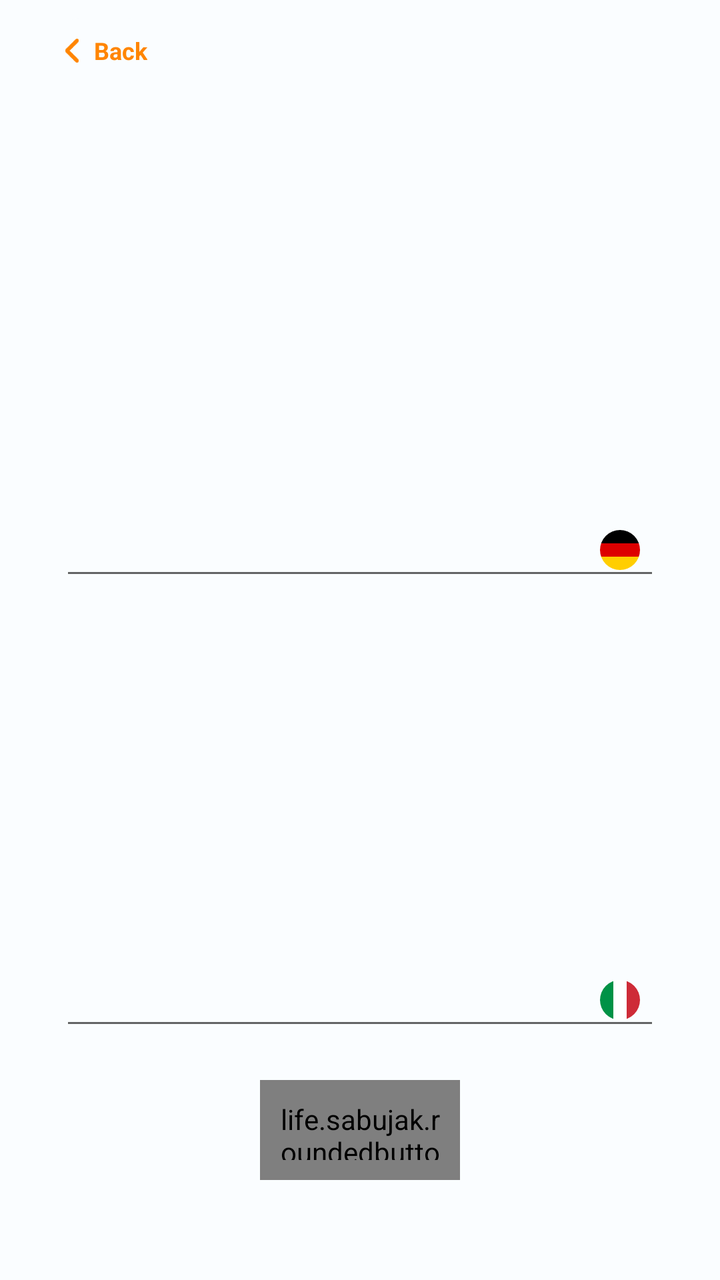
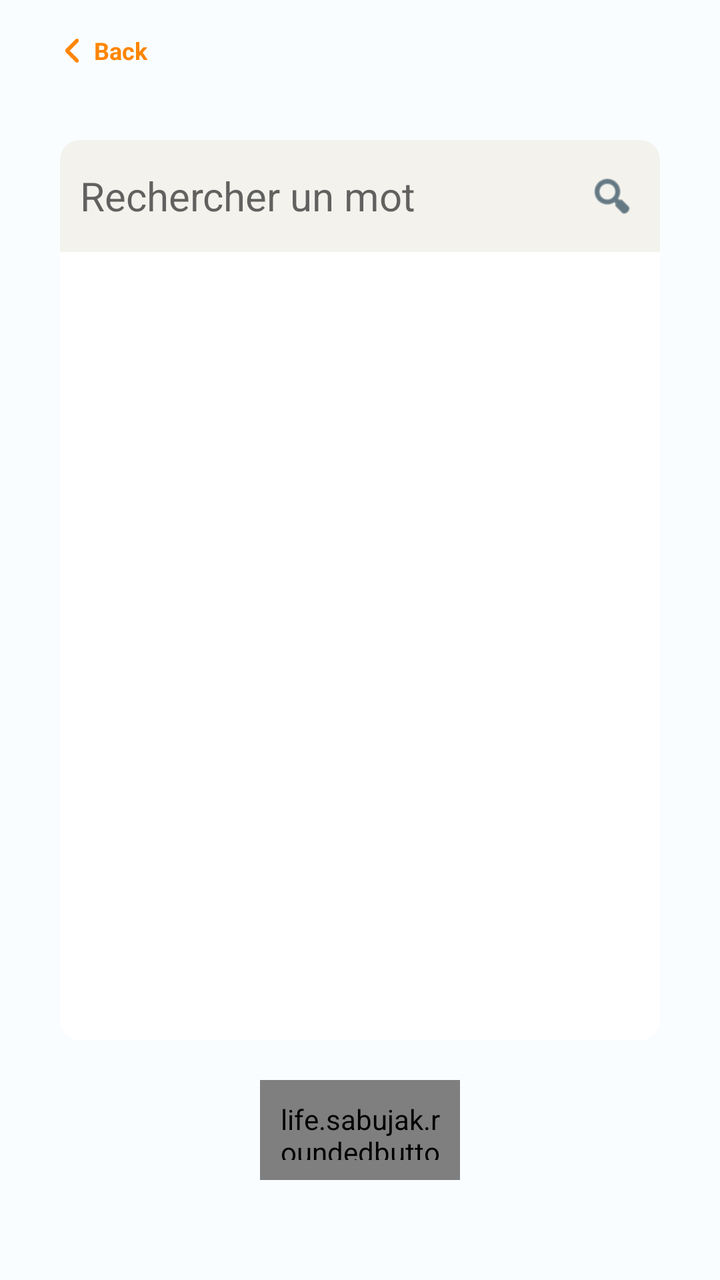

Screens rendered from an Android XML layout before and after an edit, with the pre-edit source and the edit as a unified diff.
<!-- AndroidManifest.xml: application theme Theme.Vocavox -->
<!-- res/layout/activity_translation.xml -->
<?xml version="1.0" encoding="utf-8"?>
<androidx.constraintlayout.widget.ConstraintLayout xmlns:android="http://schemas.android.com/apk/res/android"
    xmlns:app="http://schemas.android.com/apk/res-auto"
    xmlns:tools="http://schemas.android.com/tools"
    android:layout_width="match_parent"
    android:layout_height="match_parent"
    android:background="@color/back_ground"
    tools:context=".ActivityNewCard">

    <androidx.constraintlayout.widget.ConstraintLayout
        android:id="@+id/header_layout"
        android:layout_width="0dp"
        android:layout_height="@dimen/header_height"
        android:layout_marginHorizontal="0dp"
        android:background="@drawable/bg_header"
        app:layout_constraintEnd_toEndOf="parent"
        app:layout_constraintStart_toStartOf="parent"
        app:layout_constraintTop_toTopOf="parent">

        <androidx.constraintlayout.widget.ConstraintLayout
            android:id="@+id/back_layout"
            android:layout_width="wrap_content"
            android:layout_height="wrap_content"
            android:layout_marginStart="30dp"
            android:background="@drawable/selector_back_layout"
            android:paddingVertical="8dp"
            app:layout_constraintBottom_toBottomOf="parent"
            app:layout_constraintStart_toStartOf="parent"
            app:layout_constraintTop_toTopOf="parent">

            <ImageView
                android:id="@+id/back_arrow"
                android:layout_width="12dp"
                android:layout_height="12dp"
                android:rotation="180"
                app:layout_constraintBottom_toBottomOf="parent"
                app:layout_constraintStart_toStartOf="parent"
                app:layout_constraintTop_toTopOf="parent"
                app:srcCompat="@drawable/ic_chevron_back" />

            <TextView
                android:layout_width="wrap_content"
                android:layout_height="wrap_content"
                android:layout_marginStart="5dp"
                android:gravity="center"
                android:text="@string/button_back_str"
                android:textColor="@color/header_back"
                android:textSize="@dimen/back_text"
                android:textStyle="bold"
                app:layout_constraintBottom_toBottomOf="parent"
                app:layout_constraintStart_toEndOf="@+id/back_arrow"
                app:layout_constraintTop_toTopOf="parent" />

        </androidx.constraintlayout.widget.ConstraintLayout>
    </androidx.constraintlayout.widget.ConstraintLayout>

    <androidx.appcompat.widget.LinearLayoutCompat
        android:layout_width="match_parent"
        android:layout_height="0dp"
        android:orientation="vertical"
        android:layout_marginHorizontal="@dimen/body_horizontal_margin"
        android:layout_marginBottom="@dimen/body_bottom_margin"
        android:layout_marginTop="20dp"
        app:layout_constraintBottom_toBottomOf="parent"
        app:layout_constraintEnd_toEndOf="parent"
        app:layout_constraintStart_toStartOf="parent"
        app:layout_constraintTop_toBottomOf="@+id/header_layout">

        <androidx.constraintlayout.widget.ConstraintLayout
            android:layout_width="match_parent"
            android:layout_height="match_parent"
            android:layout_weight="4">











            <EditText
                android:id="@+id/item1_text"
                android:layout_width="match_parent"
                android:layout_height="match_parent"
                android:ems="10"
                android:gravity="top|left"
                android:inputType="textMultiLine|textImeMultiLine"
                android:paddingStart="10dp"
                android:paddingTop="10dp"
                android:paddingEnd="40dp"
                android:paddingBottom="10dp"
                android:textColor="@color/navy1"
                android:textCursorDrawable="@color/navy1"
                android:textSize="@dimen/titles"
                app:layout_constraintEnd_toEndOf="parent"
                app:layout_constraintHorizontal_bias="0.0"
                app:layout_constraintStart_toStartOf="@+id/left_guideline"
                app:layout_constraintTop_toTopOf="@+id/top_guideline"
                tools:ignore="MissingConstraints" />

            <com.google.android.material.imageview.ShapeableImageView
                android:id="@+id/userLanguageFlag"
                android:layout_width="20dp"
                android:layout_height="20dp"
                android:layout_marginEnd="10dp"
                android:layout_marginBottom="10dp"
                app:layout_constraintBottom_toBottomOf="parent"
                app:layout_constraintEnd_toEndOf="parent"
                app:layout_constraintTop_toTopOf="@+id/top_guideline"
                app:srcCompat="@drawable/flag_ic_de"
                tools:ignore="VectorDrawableCompat"
                app:shapeAppearanceOverlay="@style/Circular" />
        </androidx.constraintlayout.widget.ConstraintLayout>

        <androidx.constraintlayout.widget.ConstraintLayout
            android:layout_width="match_parent"
            android:layout_height="match_parent"
            android:layout_weight="4"
            app:layout_constraintEnd_toEndOf="parent"
            app:layout_constraintStart_toStartOf="parent">

            <EditText
                android:id="@+id/item2_text"
                android:layout_width="match_parent"
                android:layout_height="match_parent"
                android:inputType="textMultiLine|textImeMultiLine"
                android:ems="10"
                android:gravity="top|left"
                android:paddingStart="10dp"
                android:paddingTop="10dp"
                android:paddingEnd="40dp"
                android:paddingBottom="10dp"
                android:textColor="@color/navy1"
                android:textCursorDrawable="@color/navy1"
                android:textSize="@dimen/titles"
                app:layout_constraintEnd_toStartOf="@+id/right_guideline"
                app:layout_constraintStart_toStartOf="@+id/left_guideline"
                tools:ignore="MissingConstraints" />

            <com.google.android.material.imageview.ShapeableImageView
                android:id="@+id/targetLanguageFlag"
                android:layout_width="20dp"
                android:layout_height="20dp"
                android:layout_marginEnd="10dp"
                android:layout_marginBottom="10dp"
                app:layout_constraintBottom_toBottomOf="parent"
                app:layout_constraintEnd_toEndOf="parent"
                app:srcCompat="@drawable/flag_ic_it"
                tools:ignore="VectorDrawableCompat"
                app:shapeAppearanceOverlay="@style/Circular" />










        </androidx.constraintlayout.widget.ConstraintLayout>

        <androidx.constraintlayout.widget.ConstraintLayout
            android:layout_width="match_parent"
            android:layout_height="wrap_content"
            android:paddingVertical="20dp"
            android:layout_weight="0">

            <life.sabujak.roundedbutton.RoundedButton
                android:id="@+id/ok_button"
                android:layout_width="@dimen/button_std_width"
                android:layout_height="@dimen/button_std_height"
                android:gravity="center"
                android:padding="10dp"
                android:text="OK"
                android:textAllCaps="true"
                android:textColor="#ffffff"
                android:textSize="@dimen/button_std_text_size"
                android:textStyle="bold"
                app:buttonCornerRadius="10dp"
                app:buttonColor="@color/button_std_bg"
                app:layout_constraintBottom_toBottomOf="parent"
                app:layout_constraintEnd_toEndOf="parent"
                app:layout_constraintStart_toStartOf="parent"
                app:layout_constraintTop_toTopOf="parent" />

        </androidx.constraintlayout.widget.ConstraintLayout>

        </androidx.appcompat.widget.LinearLayoutCompat>















































</androidx.constraintlayout.widget.ConstraintLayout>
<!-- resources referenced by this layout -->
<resources>
  <color name="back_ground">#FAFDFF</color>
  <color name="button_std_bg">@color/main_orange2</color>
  <color name="header_back">@color/main_orange1</color>
  <color name="navy1">#06283D</color>
  <dimen name="back_text">@dimen/XS</dimen>
  <dimen name="body_bottom_margin">30dp</dimen>
  <dimen name="body_horizontal_margin">30dp</dimen>
  <dimen name="button_std_height">50dp</dimen>
  <dimen name="button_std_text_size">@dimen/N</dimen>
  <dimen name="button_std_width">100dp</dimen>
  <dimen name="header_height">50dp</dimen>
  <dimen name="titles">@dimen/XL</dimen>
  <!-- drawable bg_header (drawable) -->
  <shape xmlns:android="http://schemas.android.com/apk/res/android"
      android:shape="rectangle">
      <corners
          android:bottomLeftRadius="10dp"
          android:bottomRightRadius="10dp"
          />
  
  
  
  
  </shape>
  <!-- drawable flag_ic_de (drawable) -->
  <vector xmlns:android="http://schemas.android.com/apk/res/android"
      android:width="50dp"
      android:height="50dp"
      android:viewportWidth="512"
      android:viewportHeight="512">
    <path
        android:pathData="M0,341.3h512V512H0z"
        android:fillColor="#ffce00"/>
    <path
        android:fillColor="#FF000000"
        android:pathData="M0,0h512v170.7H0z"/>
    <path
        android:pathData="M0,170.7h512v170.6H0z"
        android:fillColor="#d00"/>
  </vector>
  <!-- drawable flag_ic_it (drawable) -->
  <vector xmlns:android="http://schemas.android.com/apk/res/android"
      android:width="50dp"
      android:height="50dp"
      android:viewportWidth="512"
      android:viewportHeight="512">
    <path
        android:pathData="M0,0h512v512H0z"
        android:fillColor="#fff"/>
    <path
        android:pathData="M0,0h170.7v512H0z"
        android:fillColor="#009246"/>
    <path
        android:pathData="M341.3,0H512v512H341.3z"
        android:fillColor="#ce2b37"/>
  </vector>
  <!-- drawable ic_chevron_back (drawable) -->
  <vector xmlns:android="http://schemas.android.com/apk/res/android"
      android:width="298dp"
      android:height="512dp"
      android:viewportWidth="298"
      android:viewportHeight="511.93">
    <path
        android:fillColor="@color/header_back"
        android:pathData="M70.77,499.85c-16.24,16.17 -42.53,16.09 -58.69,-0.15 -16.17,-16.25 -16.09,-42.54 0.15,-58.7l185.5,-185.03L12.23,70.93c-16.24,-16.16 -16.32,-42.45 -0.15,-58.7 16.16,-16.24 42.45,-16.32 58.69,-0.15l215.15,214.61c16.17,16.25 16.09,42.54 -0.15,58.7l-215,214.46z"
        android:fillType="nonZero"/>
  </vector>
  <!-- drawable selector_back_layout (drawable) -->
  <selector xmlns:android="http://schemas.android.com/apk/res/android">
      <item android:state_pressed="true">
          <shape xmlns:android="http://schemas.android.com/apk/res/android"
              android:shape="rectangle">
              <corners android:radius="10dp" />
              <solid android:color="@color/grey4"></solid>
          </shape>
      </item>
  
      <item>
          <shape xmlns:android="http://schemas.android.com/apk/res/android"
              android:shape="rectangle">
              <corners android:radius="10dp" />
              <solid android:color="@color/header_bg"></solid>
          </shape>
      </item>
  </selector>
  <string name="button_back_str">Back</string>
  <style name="Circular">
          <item name="cornerSize">50%</item>
      </style>
  <color name="main_orange2">#ff9100</color>
  <color name="main_orange1">#ff8500</color>
  <dimen name="XS">12sp</dimen>
  <dimen name="N">14sp</dimen>
  <dimen name="XL">20sp</dimen>
  <color name="grey4">#BABABA</color>
  <color name="header_bg">@color/back_ground</color>
  <color name="main_orange3">#ff9e00</color>
  <color name="white">#FFFFFFFF</color>
  <color name="sec_blue1">#0077b6</color>
  <color name="sec_blue3">#00b4d8</color>
  <!-- unchanged entries left out for length: 1 -->
</resources>

<!-- the commit's change to res/layout/activity_translation.xml (unified diff, before → after) -->
@@ -5,7 +5,7 @@
     android:layout_width="match_parent"
     android:layout_height="match_parent"
     android:background="@color/back_ground"
-    tools:context=".ActivityNewCard">
+    tools:context=".ActivityTranslation">
 
     <androidx.constraintlayout.widget.ConstraintLayout
         android:id="@+id/header_layout"
@@ -57,117 +57,100 @@
     <androidx.appcompat.widget.LinearLayoutCompat
         android:layout_width="match_parent"
         android:layout_height="0dp"
+        android:layout_marginHorizontal="@dimen/body_horizontal_margin"
+        android:layout_marginTop="20dp"
+        android:layout_marginBottom="@dimen/body_bottom_margin"
         android:orientation="vertical"
-        android:layout_marginHorizontal="@dimen/body_horizontal_margin"
-        android:layout_marginBottom="@dimen/body_bottom_margin"
-        android:layout_marginTop="20dp"
         app:layout_constraintBottom_toBottomOf="parent"
         app:layout_constraintEnd_toEndOf="parent"
         app:layout_constraintStart_toStartOf="parent"
         app:layout_constraintTop_toBottomOf="@+id/header_layout">
 
+        
         <androidx.constraintlayout.widget.ConstraintLayout
             android:layout_width="match_parent"
-            android:layout_height="match_parent"
-            android:layout_weight="4">
-
-
-
-
-
-
-
-
-
-
+            android:layout_height="wrap_content">
 
             <EditText
                 android:id="@+id/item1_text"
-                android:layout_width="match_parent"
-                android:layout_height="match_parent"
-                android:ems="10"
-                android:gravity="top|left"
-                android:inputType="textMultiLine|textImeMultiLine"
+                android:layout_width="0dp"
+                android:layout_height="wrap_content"
+                android:background="@drawable/bg_translation_edit_text_on_touch_top"
+                android:hint="@string/hint_search_word"
+                android:imeOptions="actionSearch"
+                android:inputType="text"
+                android:maxLines="1"
+                android:minHeight="56dp"
                 android:paddingStart="10dp"
                 android:paddingTop="10dp"
-                android:paddingEnd="40dp"
+                android:paddingEnd="48dp"
                 android:paddingBottom="10dp"
                 android:textColor="@color/navy1"
                 android:textCursorDrawable="@color/navy1"
                 android:textSize="@dimen/titles"
-                app:layout_constraintEnd_toEndOf="parent"
-                app:layout_constraintHorizontal_bias="0.0"
-                app:layout_constraintStart_toStartOf="@+id/left_guideline"
-                app:layout_constraintTop_toTopOf="@+id/top_guideline"
-                tools:ignore="MissingConstraints" />
-
-            <com.google.android.material.imageview.ShapeableImageView
-                android:id="@+id/userLanguageFlag"
-                android:layout_width="20dp"
-                android:layout_height="20dp"
-                android:layout_marginEnd="10dp"
-                android:layout_marginBottom="10dp"
                 app:layout_constraintBottom_toBottomOf="parent"
                 app:layout_constraintEnd_toEndOf="parent"
-                app:layout_constraintTop_toTopOf="@+id/top_guideline"
-                app:srcCompat="@drawable/flag_ic_de"
-                tools:ignore="VectorDrawableCompat"
-                app:shapeAppearanceOverlay="@style/Circular" />
+                app:layout_constraintStart_toStartOf="parent"
+                app:layout_constraintTop_toTopOf="parent" />
+
+            
+            <ImageView
+                android:id="@+id/search_button"
+                android:layout_width="40dp"
+                android:layout_height="40dp"
+                android:layout_marginEnd="4dp"
+                android:background="?attr/selectableItemBackgroundBorderless"
+                android:contentDescription="@string/content_desc_search"
+                android:padding="8dp"
+                android:src="@android:drawable/ic_menu_search"
+                app:layout_constraintBottom_toBottomOf="@id/item1_text"
+                app:layout_constraintEnd_toEndOf="@id/item1_text"
+                app:layout_constraintTop_toTopOf="@id/item1_text"
+                app:tint="@color/navy1" />
         </androidx.constraintlayout.widget.ConstraintLayout>
 
+        
         <androidx.constraintlayout.widget.ConstraintLayout
             android:layout_width="match_parent"
-            android:layout_height="match_parent"
-            android:layout_weight="4"
-            app:layout_constraintEnd_toEndOf="parent"
-            app:layout_constraintStart_toStartOf="parent">
+            android:layout_height="0dp"
+            android:layout_weight="1">
 
-            <EditText
-                android:id="@+id/item2_text"
-                android:layout_width="match_parent"
-                android:layout_height="match_parent"
-                android:inputType="textMultiLine|textImeMultiLine"
-                android:ems="10"
-                android:gravity="top|left"
-                android:paddingStart="10dp"
-                android:paddingTop="10dp"
-                android:paddingEnd="40dp"
-                android:paddingBottom="10dp"
-                android:textColor="@color/navy1"
-                android:textCursorDrawable="@color/navy1"
-                android:textSize="@dimen/titles"
-                app:layout_constraintEnd_toStartOf="@+id/right_guideline"
-                app:layout_constraintStart_toStartOf="@+id/left_guideline"
-                tools:ignore="MissingConstraints" />
-
-            <com.google.android.material.imageview.ShapeableImageView
-                android:id="@+id/targetLanguageFlag"
-                android:layout_width="20dp"
-                android:layout_height="20dp"
-                android:layout_marginEnd="10dp"
-                android:layout_marginBottom="10dp"
+            <ScrollView
+                android:layout_width="0dp"
+                android:layout_height="0dp"
+                android:background="@drawable/bg_translation_edit_text_bottom"
+                android:fillViewport="true"
                 app:layout_constraintBottom_toBottomOf="parent"
                 app:layout_constraintEnd_toEndOf="parent"
-                app:srcCompat="@drawable/flag_ic_it"
-                tools:ignore="VectorDrawableCompat"
-                app:shapeAppearanceOverlay="@style/Circular" />
+                app:layout_constraintStart_toStartOf="parent"
+                app:layout_constraintTop_toTopOf="parent">
 
+                <TextView
+                    android:id="@+id/item2_text"
+                    android:layout_width="match_parent"
+                    android:layout_height="wrap_content"
+                    android:padding="10dp"
+                    android:textColor="@color/navy1"
+                    android:textIsSelectable="true"
+                    android:textSize="@dimen/titles" />
+            </ScrollView>
 
-
-
-
-
-
-
-
-
+            <ProgressBar
+                android:id="@+id/search_progress"
+                android:layout_width="wrap_content"
+                android:layout_height="wrap_content"
+                android:indeterminate="true"
+                android:visibility="gone"
+                app:layout_constraintBottom_toBottomOf="parent"
+                app:layout_constraintEnd_toEndOf="parent"
+                app:layout_constraintStart_toStartOf="parent"
+                app:layout_constraintTop_toTopOf="parent" />
         </androidx.constraintlayout.widget.ConstraintLayout>
 
         <androidx.constraintlayout.widget.ConstraintLayout
             android:layout_width="match_parent"
             android:layout_height="wrap_content"
-            android:paddingVertical="20dp"
-            android:layout_weight="0">
+            android:paddingVertical="20dp">
 
             <life.sabujak.roundedbutton.RoundedButton
                 android:id="@+id/ok_button"
@@ -180,8 +163,8 @@
                 android:textColor="#ffffff"
                 android:textSize="@dimen/button_std_text_size"
                 android:textStyle="bold"
+                app:buttonColor="@color/button_std_bg"
                 app:buttonCornerRadius="10dp"
-                app:buttonColor="@color/button_std_bg"
                 app:layout_constraintBottom_toBottomOf="parent"
                 app:layout_constraintEnd_toEndOf="parent"
                 app:layout_constraintStart_toStartOf="parent"
@@ -189,52 +172,6 @@
 
         </androidx.constraintlayout.widget.ConstraintLayout>
 
-        </androidx.appcompat.widget.LinearLayoutCompat>
-
-
-
-
-
-
-
-
-
-
-
-
-
-
-
-
-
-
-
-
-
-
-
-
-
-
-
-
-
-
-
-
-
-
-
-
-
-
-
-
-
-
-
-
-
-
+    </androidx.appcompat.widget.LinearLayoutCompat>
 
 </androidx.constraintlayout.widget.ConstraintLayout>
<!-- resource entries referenced after the edit -->
@@ -24,38 +24,38 @@
   
   
   </shape>
-  <!-- drawable flag_ic_de (drawable) -->
-  <vector xmlns:android="http://schemas.android.com/apk/res/android"
-      android:width="50dp"
-      android:height="50dp"
-      android:viewportWidth="512"
-      android:viewportHeight="512">
-    <path
-        android:pathData="M0,341.3h512V512H0z"
-        android:fillColor="#ffce00"/>
-    <path
-        android:fillColor="#FF000000"
-        android:pathData="M0,0h512v170.7H0z"/>
-    <path
-        android:pathData="M0,170.7h512v170.6H0z"
-        android:fillColor="#d00"/>
-  </vector>
-  <!-- drawable flag_ic_it (drawable) -->
-  <vector xmlns:android="http://schemas.android.com/apk/res/android"
-      android:width="50dp"
-      android:height="50dp"
-      android:viewportWidth="512"
-      android:viewportHeight="512">
-    <path
-        android:pathData="M0,0h512v512H0z"
-        android:fillColor="#fff"/>
-    <path
-        android:pathData="M0,0h170.7v512H0z"
-        android:fillColor="#009246"/>
-    <path
-        android:pathData="M341.3,0H512v512H341.3z"
-        android:fillColor="#ce2b37"/>
-  </vector>
+  <!-- drawable bg_translation_edit_text_bottom (drawable) -->
+  <shape xmlns:android="http://schemas.android.com/apk/res/android"
+      android:shape="rectangle">
+      <corners
+          android:bottomLeftRadius="10dp"
+          android:bottomRightRadius="10dp"
+          />
+  
+      <stroke
+          android:width="0dp"
+          android:color="#BABABA" />
+  
+      <solid
+          android:color="@color/white" />
+  
+  </shape>
+  <!-- drawable bg_translation_edit_text_on_touch_top (drawable) -->
+  <shape xmlns:android="http://schemas.android.com/apk/res/android"
+      android:shape="rectangle">
+      <corners
+          android:topLeftRadius="10dp"
+          android:topRightRadius="10dp"
+          />
+  
+      <stroke
+          android:width="0dp"
+          android:color="#BABABA" />
+  
+      <solid
+          android:color="@color/back_ground2" />
+  
+  </shape>
   <!-- drawable ic_chevron_back (drawable) -->
   <vector xmlns:android="http://schemas.android.com/apk/res/android"
       android:width="298dp"
@@ -86,9 +86,8 @@
       </item>
   </selector>
   <string name="button_back_str">Back</string>
-  <style name="Circular">
-          <item name="cornerSize">50%</item>
-      </style>
+  <string name="content_desc_search" translatable="false">Rechercher</string>
+  <string name="hint_search_word" translatable="false">Rechercher un mot</string>
   <color name="main_orange2">#ff9100</color>
   <color name="main_orange1">#ff8500</color>
   <dimen name="XS">12sp</dimen>
@@ -98,6 +97,7 @@
   <color name="header_bg">@color/back_ground</color>
   <color name="main_orange3">#ff9e00</color>
   <color name="white">#FFFFFFFF</color>
+  <color name="back_ground2">#F3F2ED</color>
   <color name="sec_blue1">#0077b6</color>
   <color name="sec_blue3">#00b4d8</color>
   <!-- unchanged entries left out for length: 1 -->
